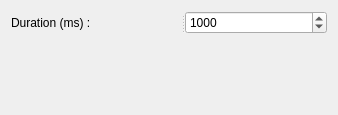
This is RequestFlowApp/RequestFlow/ui/DelayNodeUi.ui in fatehmtd/RequestFlow as Qt 5 draws it before an edit. The edited form follows.
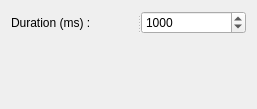
This is the edited form.

Patch:
```diff
--- a/RequestFlowApp/RequestFlow/ui/DelayNodeUi.ui
+++ b/RequestFlowApp/RequestFlow/ui/DelayNodeUi.ui
@@ -6,8 +6,8 @@
    <rect>
     <x>0</x>
     <y>0</y>
-    <width>338</width>
-    <height>115</height>
+    <width>257</width>
+    <height>109</height>
    </rect>
   </property>
   <property name="windowTitle">
```
